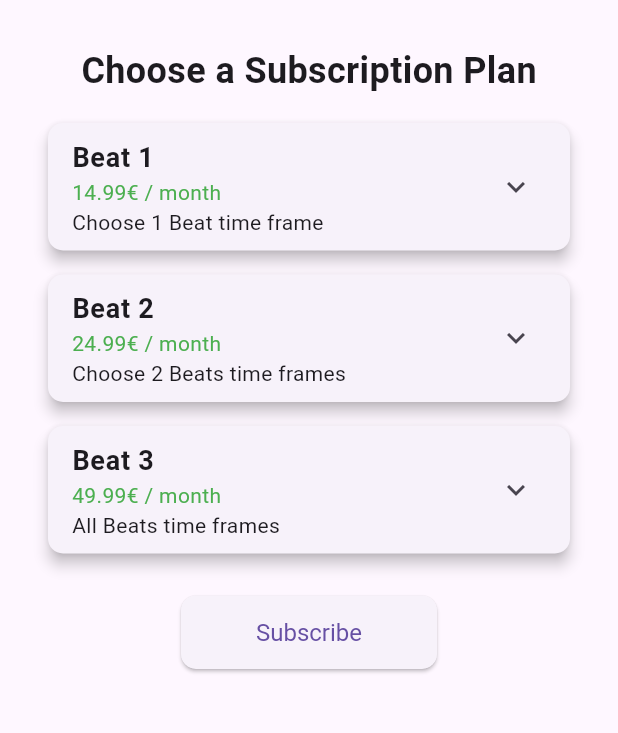
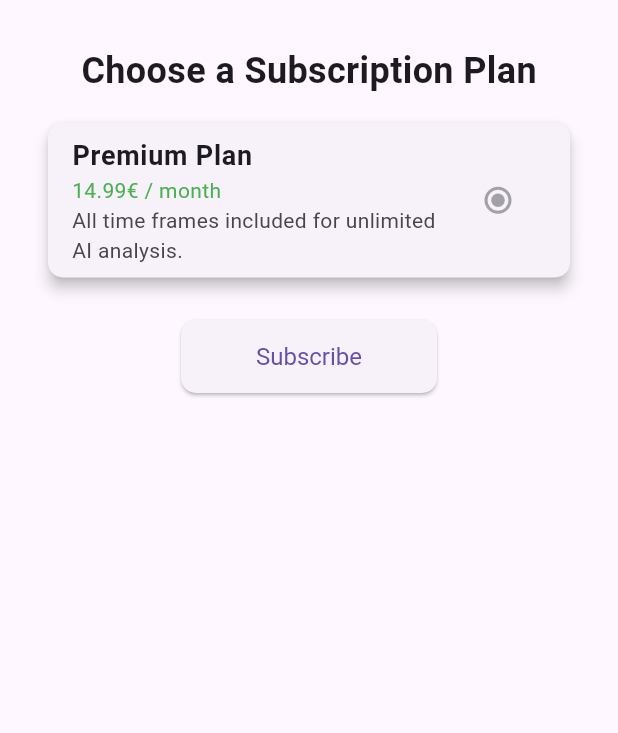
Before and after one commit to tradingapp-ai-beat/dividendbro, a Flutter app: the SubscriptionScreen screen opened directly, on a phone screen of 412 x 824 dp, the part 63-796 px from its top. Run offline on Flutter 3.47's test engine with Material 3 defaults, Android fonts, the phone set to English and light mode, and no system bars; our stand-ins replace auto_size_text, cloud_firestore, firebase_auth, firebase_core, firebase_storage, flutter_dotenv and 3 more; missing offline and left inert: mailer; accounts and stored records are empty.

Commit message:
before payment implemntation

```diff
--- a/lib/screens/plan_screen.dart
+++ b/lib/screens/plan_screen.dart
@@ -94,7 +94,7 @@ class PlanScreen extends StatelessWidget {
             ),
             SizedBox(height: 16),
             Text(
-              'Beats Time Frames:',
+              'Time Frames:',
               style: TextStyle(
                 fontFamily: 'RobotoMono',
                 fontSize: 18,
@@ -193,7 +193,7 @@ class PlanScreen extends StatelessWidget {
       case 0:
         return 'Free-trial Subscription';
       case 1:
-        return '1 Beat Time Frame';
+        return 'Premium Plan';
       case 2:
         return '2 Beats Time Frames';
       case 3:
--- a/lib/screens/subscription_screen.dart
+++ b/lib/screens/subscription_screen.dart
@@ -9,33 +9,22 @@ class SubscriptionScreen extends StatefulWidget {
 }
 
 class _SubscriptionScreenState extends State<SubscriptionScreen> {
-  int? _selectedSubscriptionType;
-  List<String> _selectedTimeFrames = [];
+  int _selectedSubscriptionType = 1; // Default to Beat 1 which includes all features.
 
   Future<void> _subscribe() async {
     final userProvider = Provider.of<UserProvider>(context, listen: false);
 
-    if (_selectedSubscriptionType == null) {
-      _showErrorDialog("Please select a subscription plan.");
-      return;
-    }
-
-    if ((_selectedSubscriptionType == 1 && _selectedTimeFrames.length != 1) ||
-        (_selectedSubscriptionType == 2 && _selectedTimeFrames.length != 2) ||
-        (_selectedSubscriptionType == 3 && _selectedTimeFrames.length != 5)) {
-      _showErrorDialog("Please select the correct number of time frames.");
-      return;
-    }
+    // Automatically assign all timeframes
+    List<String> selectedTimeFrames = ['minutes', 'hours', 'days', 'weeks', 'months'];
 
     Navigator.pushReplacement(
       context,
       MaterialPageRoute(
         builder: (context) => PaymentScreen2(
-          subscriptionType: _selectedSubscriptionType!,
-          timeFrames: _selectedTimeFrames,
+          subscriptionType: _selectedSubscriptionType,
+          timeFrames: selectedTimeFrames,
           email: userProvider.user.email,
           name: userProvider.user.name,
-          password: null, // No need to pass password for subscription update
           previousScreen: 'subscription',
         ),
       ),
@@ -62,108 +51,31 @@ class _SubscriptionScreenState extends State<SubscriptionScreen> {
     );
   }
 
-  Widget _buildSubscriptionOptions() {
-    return Column(
-      children: [
-        _buildSubscriptionCard(
-          title: 'Beat 1',
-          price: '14.99€ / month',
-          description: 'Choose 1 Beat time frame',
-          subscriptionType: 1,
-          maxSelections: 1,
-        ),
-        _buildSubscriptionCard(
-          title: 'Beat 2',
-          price: '24.99€ / month',
-          description: 'Choose 2 Beats time frames',
-          subscriptionType: 2,
-          maxSelections: 2,
-        ),
-        _buildSubscriptionCard(
-          title: 'Beat 3',
-          price: '49.99€ / month',
-          description: 'All Beats time frames',
-          subscriptionType: 3,
-          maxSelections: 5,
-        ),
-      ],
-    );
-  }
-
-  Widget _buildSubscriptionCard({
-    required String title,
-    required String price,
-    required String description,
-    required int subscriptionType,
-    required int maxSelections,
-  }) {
+  Widget _buildSubscriptionCard() {
     return Card(
       margin: EdgeInsets.symmetric(vertical: 8.0, horizontal: 16.0),
       elevation: 4.0,
       shape: RoundedRectangleBorder(
         borderRadius: BorderRadius.circular(10.0),
       ),
-      child: ExpansionTile(
+      child: ListTile(
         title: Text(
-          title,
+          'Premium Plan',
           style: TextStyle(fontWeight: FontWeight.bold, fontSize: 18.0),
         ),
         subtitle: Column(
           crossAxisAlignment: CrossAxisAlignment.start,
           children: [
-            Text(price, style: TextStyle(color: Colors.green)),
-            Text(description, style: TextStyle(fontSize: 14.0)),
+            Text('14.99€ / month', style: TextStyle(color: Colors.green)),
+            Text('All time frames included for unlimited AI analysis.', style: TextStyle(fontSize: 14.0)),
           ],
         ),
-        onExpansionChanged: (bool expanded) {
-          if (expanded && _selectedSubscriptionType != subscriptionType) {
-            setState(() {
-              _selectedSubscriptionType = subscriptionType;
-              _selectedTimeFrames = [];
-            });
-          }
-        },
-        children: [
-          ListTile(
-            title: Text(description),
-            trailing: Radio<int>(
-              value: subscriptionType,
-              groupValue: _selectedSubscriptionType,
-              onChanged: (int? value) {
-                setState(() {
-                  _selectedSubscriptionType = value!;
-                  _selectedTimeFrames = [];
-                });
-              },
-            ),
-          ),
-          if (_selectedSubscriptionType == subscriptionType)
-            _buildTimeFrameSelector(maxSelections),
-        ],
+        trailing: Radio<int>(
+          value: 1,
+          groupValue: _selectedSubscriptionType,
+          onChanged: null,  // Make the radio button non-interactive
+        ),
       ),
-    );
-  }
-
-  Widget _buildTimeFrameSelector(int maxSelections) {
-    final timeFrames = ['minutes', 'hours', 'days', 'weeks', 'months'];
-    return Column(
-      children: timeFrames.map((timeFrame) {
-        return CheckboxListTile(
-          title: Text(timeFrame),
-          value: _selectedTimeFrames.contains(timeFrame),
-          onChanged: (bool? value) {
-            if (value == true && _selectedTimeFrames.length < maxSelections) {
-              setState(() {
-                _selectedTimeFrames.add(timeFrame);
-              });
-            } else if (value == false) {
-              setState(() {
-                _selectedTimeFrames.remove(timeFrame);
-              });
-            }
-          },
-        );
-      }).toList(),
     );
   }
 
@@ -189,7 +101,7 @@ class _SubscriptionScreenState extends State<SubscriptionScreen> {
                       style: TextStyle(fontSize: 24.0, fontWeight: FontWeight.bold),
                     ),
                     SizedBox(height: 10),
-                    _buildSubscriptionOptions(),
+                    _buildSubscriptionCard(),
                     SizedBox(height: 20),
                     ElevatedButton(
                       onPressed: _subscribe,
```
Also changed, not shown: lib/main.dart (+0 -8 lines), lib/screens/home_screen.dart (deleted, +0 -70 lines), lib/screens/signupPlans_screen.dart (+17 -81 lines), 2 other files.
